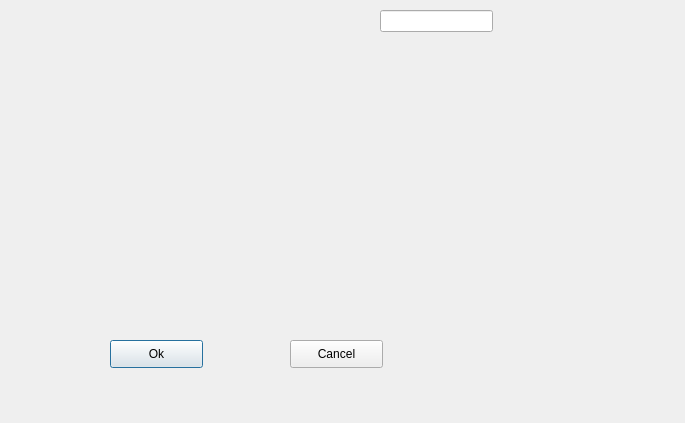
Before: the Qt Designer form project/createplot.ui in Raikils/K-28_Ivan_Murzin_project, drawn with Qt 5.
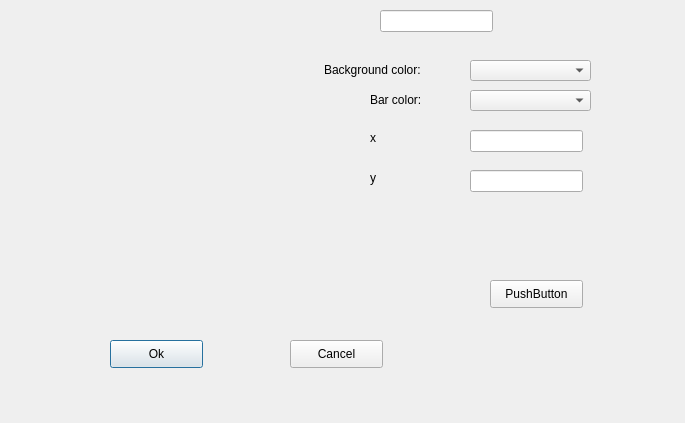
After: the same form once the commit is applied. Custom widgets are drawn as their Qt base class.

Patch:
```diff
--- a/project/createplot.ui
+++ b/project/createplot.ui
@@ -59,6 +59,111 @@
     </rect>
    </property>
   </widget>
+  <widget class="QComboBox" name="comboBox_backcolor">
+   <property name="geometry">
+    <rect>
+     <x>470</x>
+     <y>60</y>
+     <width>121</width>
+     <height>21</height>
+    </rect>
+   </property>
+  </widget>
+  <widget class="QLabel" name="label">
+   <property name="geometry">
+    <rect>
+     <x>324</x>
+     <y>60</y>
+     <width>111</width>
+     <height>20</height>
+    </rect>
+   </property>
+   <property name="text">
+    <string>Background color:</string>
+   </property>
+  </widget>
+  <widget class="QComboBox" name="comboBox_barcolor">
+   <property name="geometry">
+    <rect>
+     <x>470</x>
+     <y>90</y>
+     <width>121</width>
+     <height>21</height>
+    </rect>
+   </property>
+  </widget>
+  <widget class="QLabel" name="label_2">
+   <property name="geometry">
+    <rect>
+     <x>370</x>
+     <y>90</y>
+     <width>61</width>
+     <height>20</height>
+    </rect>
+   </property>
+   <property name="text">
+    <string>Bar color:</string>
+   </property>
+  </widget>
+  <widget class="QLineEdit" name="lineEdit_xAxis">
+   <property name="geometry">
+    <rect>
+     <x>470</x>
+     <y>130</y>
+     <width>113</width>
+     <height>22</height>
+    </rect>
+   </property>
+  </widget>
+  <widget class="QLineEdit" name="lineEdit_yAxis">
+   <property name="geometry">
+    <rect>
+     <x>470</x>
+     <y>170</y>
+     <width>113</width>
+     <height>22</height>
+    </rect>
+   </property>
+  </widget>
+  <widget class="QLabel" name="label_3">
+   <property name="geometry">
+    <rect>
+     <x>370</x>
+     <y>130</y>
+     <width>55</width>
+     <height>16</height>
+    </rect>
+   </property>
+   <property name="text">
+    <string>x</string>
+   </property>
+  </widget>
+  <widget class="QLabel" name="label_4">
+   <property name="geometry">
+    <rect>
+     <x>370</x>
+     <y>170</y>
+     <width>55</width>
+     <height>16</height>
+    </rect>
+   </property>
+   <property name="text">
+    <string>y</string>
+   </property>
+  </widget>
+  <widget class="QPushButton" name="pushButton">
+   <property name="geometry">
+    <rect>
+     <x>490</x>
+     <y>280</y>
+     <width>93</width>
+     <height>28</height>
+    </rect>
+   </property>
+   <property name="text">
+    <string>PushButton</string>
+   </property>
+  </widget>
  </widget>
  <customwidgets>
   <customwidget>
```
